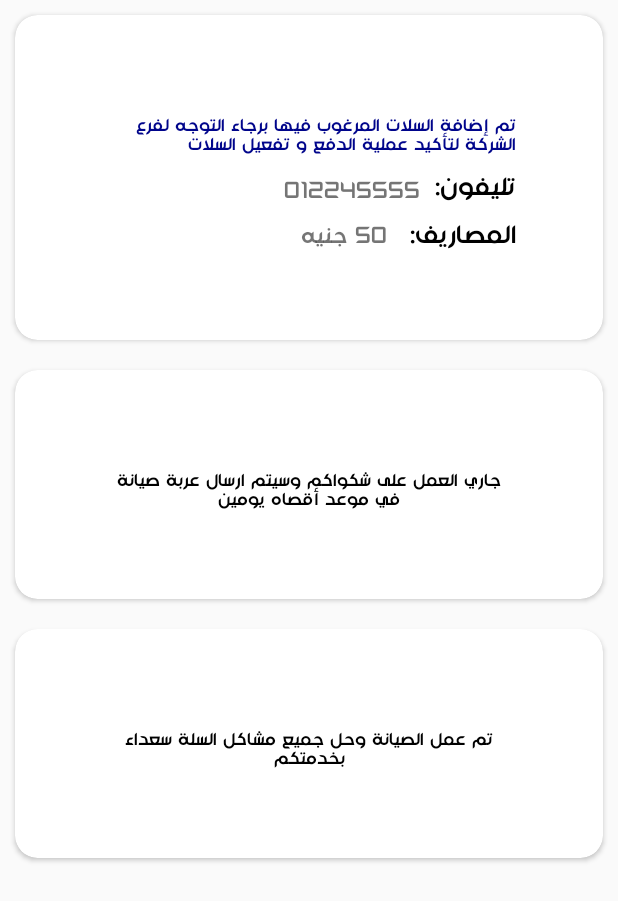
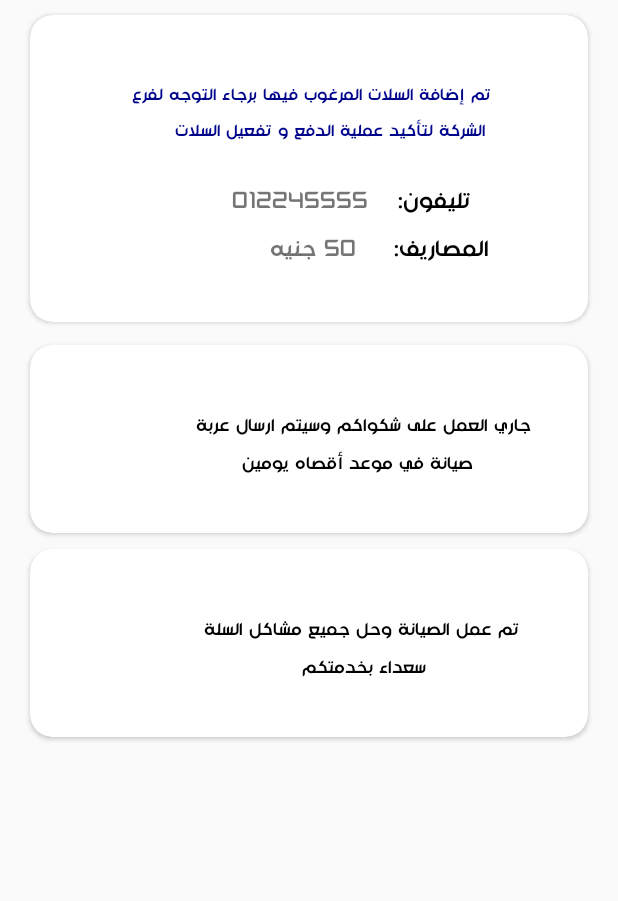
Before and after one commit to A-Fares/GMIS, an Android app: the fragment UserMsgFragment shown on its own in the app's theme, on a phone screen of 412 x 824 dp. Shown: the top 901 px of the screen. Run offline under Robolectric (Android 15) with nearby library versions, the phone set to English and light mode, and no system bars; our stand-ins replace Firebase (no records; nobody signed in at launch, a user with empty details on screens opened directly).

Commit message:
Updating compliment&information XML

```diff
--- a/app/src/main/java/com/example/gmisproject/user/UserMsgAdapter.java
+++ b/app/src/main/java/com/example/gmisproject/user/UserMsgAdapter.java
@@ -42,7 +42,7 @@ public class UserMsgAdapter extends RecyclerView.Adapter {
         switch (viewType){
             case REQUEST_RESPONSE:
                 View informationMsg= LayoutInflater.from(viewGroup.getContext()).inflate(R.layout.information_layout,viewGroup,false);
-                return new InformationLayout(informationMsg);
+                return new RequestResponse(informationMsg);
             case COMPLAINING_RESPONSE:
                 View complaintMsg= LayoutInflater.from(viewGroup.getContext()).inflate(R.layout.complaint_layout,viewGroup,false);
                 return new ComplaintLayout(complaintMsg);
@@ -57,10 +57,10 @@ public class UserMsgAdapter extends RecyclerView.Adapter {
     public void onBindViewHolder(@NonNull RecyclerView.ViewHolder holder, int position) {
         switch (msgModelsList.get(position).getViewType()){
             case REQUEST_RESPONSE:
-                String empInfo=msgModelsList.get(position).getMsg();
-                String empPhone=msgModelsList.get(position).getPhone();
-                String empCost=msgModelsList.get(position).getCosts();
-                ((InformationLayout)holder).setDataInfo(empInfo,empPhone,empCost);
+                String msgContent=msgModelsList.get(position).getMsg();
+                String phone=msgModelsList.get(position).getPhone();
+                String cost=msgModelsList.get(position).getCosts();
+                ((RequestResponse)holder).setDataInfo(msgContent,phone,cost);
 
                 break;
             case COMPLAINING_RESPONSE:
@@ -79,21 +79,21 @@ public class UserMsgAdapter extends RecyclerView.Adapter {
         return msgModelsList.size();
     }
 
-    class InformationLayout extends RecyclerView.ViewHolder{
-        private TextView empInfo;
-        private TextView empPhone;
-        private TextView empCost;
+    class RequestResponse extends RecyclerView.ViewHolder{
+        private TextView msgContent;
+        private TextView mPhone;
+        private TextView mCost;
 
-        public InformationLayout(@NonNull View itemView) {
+        public RequestResponse(@NonNull View itemView) {
             super(itemView);
-            empInfo=itemView.findViewById(R.id.emp_name);
-            empPhone=itemView.findViewById(R.id.emp_phone_data);
-            empCost=itemView.findViewById(R.id.cost_monthly_data);
+            msgContent=itemView.findViewById(R.id.msg_Content);
+            mPhone=itemView.findViewById(R.id.phone_data);
+            mCost=itemView.findViewById(R.id.cost_monthly_data);
         }
         private void setDataInfo(String msg,String phone,String cost){
-            empInfo.setText(msg);
-            empPhone.setText(phone);
-            empCost.setText(cost);
+            msgContent.setText(msg);
+            mPhone.setText(phone);
+            mCost.setText(cost);
         }
     }
     class ComplaintLayout extends RecyclerView.ViewHolder{
--- a/app/src/main/res/layout/complaint_layout.xml
+++ b/app/src/main/res/layout/complaint_layout.xml
@@ -11,7 +11,10 @@
         android:id="@+id/card_view"
         android:layout_width="match_parent"
         android:layout_height="wrap_content"
-        android:layout_margin="10dp"
+        android:layout_marginTop="5dp"
+        android:layout_marginLeft="20dp"
+        android:layout_marginRight="20dp"
+        android:layout_marginBottom="5dp"
         app:cardElevation="4dp"
         app:ignore="NamespaceTypo"
         card_view:cardCornerRadius="15dp"
@@ -20,7 +23,7 @@
         <RelativeLayout
             android:layout_width="match_parent"
             android:layout_height="wrap_content"
-            android:padding="40dp">
+            android:padding="20dp">
 
             <TextView
                 android:id="@+id/complaint_message"
--- a/app/src/main/res/layout/information_layout.xml
+++ b/app/src/main/res/layout/information_layout.xml
@@ -1,17 +1,21 @@
 <?xml version="1.0" encoding="utf-8"?>
 <LinearLayout xmlns:android="http://schemas.android.com/apk/res/android"
+    xmlns:app="http://schemas.android.com/tools"
     xmlns:card_view="http://schemas.android.com/apk/res-auto"
     android:layout_width="match_parent"
     android:layout_height="wrap_content"
     android:gravity="top"
-    android:orientation="vertical">
+    android:orientation="vertical"
+    app:ignore="NamespaceTypo">
 
-    <androidx.cardview.widget.CardView xmlns:app="http://schemas.android.com/tools"
-        xmlns:card_view="http://schemas.android.com/apk/res-auto"
+    <androidx.cardview.widget.CardView
         android:id="@+id/card_view"
         android:layout_width="match_parent"
         android:layout_height="wrap_content"
-        android:layout_margin="10dp"
+       android:layout_marginTop="10dp"
+        android:layout_marginBottom="10dp"
+        android:layout_marginLeft="20dp"
+        android:layout_marginRight="20dp"
         app:cardElevation="4dp"
         app:ignore="NamespaceTypo"
         card_view:cardCornerRadius="15dp"
@@ -20,11 +24,11 @@
         <RelativeLayout
             android:layout_width="match_parent"
             android:layout_height="wrap_content"
-            android:padding="40dp">
+            android:padding="20dp">
 
 
             <TextView
-                android:id="@+id/emp_name"
+                android:id="@+id/msg_Content"
                 android:layout_width="wrap_content"
                 android:layout_height="wrap_content"
                 android:layout_centerHorizontal="true"
@@ -32,55 +36,56 @@
                 android:fontFamily="@font/monadi"
                 android:text="@string/msg_response"
                 android:textColor="#00058B"
-                android:textSize="12sp" />
+                android:textSize="11sp" />
 
 
             <TextView
-                android:id="@+id/emp_phone"
+                android:id="@+id/phone"
                 android:layout_width="wrap_content"
                 android:layout_height="wrap_content"
-                android:layout_below="@+id/emp_name"
+                android:layout_below="@+id/msg_Content"
                 android:layout_alignParentEnd="true"
                 android:layout_centerHorizontal="true"
-                android:layout_marginTop="5dp"
+                android:layout_marginTop="25dp"
+                android:layout_marginEnd="40dp"
                 android:fontFamily="@font/monadi"
                 android:text="@string/company_phone"
                 android:textColor="#000"
-                android:textSize="17sp" />
+                android:textSize="15sp" />
 
             <TextView
-                android:id="@+id/emp_phone_data"
+                android:id="@+id/phone_data"
                 android:layout_width="wrap_content"
                 android:layout_height="wrap_content"
-                android:layout_below="@+id/emp_name"
+                android:layout_below="@+id/msg_Content"
                 android:layout_centerHorizontal="true"
-                android:layout_marginTop="9dp"
-                android:layout_marginEnd="10dp"
-                android:layout_toStartOf="@+id/emp_phone"
+                android:layout_marginTop="25dp"
+                android:layout_marginEnd="20dp"
+                android:layout_toStartOf="@+id/phone"
                 android:fontFamily="@font/monadi"
                 android:text="01061462749"
                 android:textSize="15sp" />
-
 
             <TextView
                 android:id="@+id/cost_monthly"
                 android:layout_width="wrap_content"
                 android:layout_height="wrap_content"
-                android:layout_below="@+id/emp_phone"
+                android:layout_below="@+id/phone"
                 android:layout_alignParentEnd="true"
-                android:layout_marginTop="5dp"
+                android:layout_marginTop="8dp"
+                android:layout_marginEnd="28dp"
                 android:fontFamily="@font/monadi"
                 android:text="@string/cost"
                 android:textColor="#000"
-                android:textSize="17sp" />
+                android:textSize="15sp" />
 
             <TextView
                 android:id="@+id/cost_monthly_data"
                 android:layout_width="wrap_content"
                 android:layout_height="wrap_content"
-                android:layout_below="@+id/emp_phone_data"
-                android:layout_marginTop="6dp"
-                android:layout_marginEnd="10dp"
+                android:layout_below="@+id/phone_data"
+                android:layout_marginTop="8dp"
+                android:layout_marginEnd="20dp"
                 android:layout_toStartOf="@+id/cost_monthly"
                 android:fontFamily="@font/monadi"
                 android:text="50 جنية"
--- a/app/src/main/res/values/strings.xml
+++ b/app/src/main/res/values/strings.xml
@@ -17,9 +17,19 @@
     <string name="bin_id">رقم السلة: </string>
     <string name="cost">المصاريف: </string>
     <string name="bin_status">الحالة: </string>
-    <string name="msg_response">تم إضافة السلات المرغوب فيها برجاء التوجه لفرع الشركة لتأكيد عملية الدفع و تفعيل السلات</string>
-    <string name="complaint_response">جاري العمل على شكواكم وسيتم ارسال عربة صيانة في موعد أقصاه يومين</string>
-    <string name="message_maintenance_success">تم عمل الصيانة وحل جميع مشاكل السلة سعداء بخدمتكم</string>
+    <string name="msg_response">تم إضافة السلات المرغوب فيها برجاء التوجه لفرع
+        <br>\n</br><br>\n</br>
+        الشركة لتأكيد عملية الدفع و تفعيل السلات</string>
+    <string name="complaint_response">جاري العمل على شكواكم وسيتم ارسال عربة
+        <br>\n</br><br>\n</br>
+          صيانة في موعد أقصاه يومين</string>
+    <string name="message_maintenance_success">
+        <br>
+        تم عمل الصيانة وحل جميع مشاكل السلة
+       \n </br>
+        <br>\n</br>
+        سعداء بخدمتكم
+    </string>
 
 
     <string name="point_num">عدد النقاط: </string>
```
